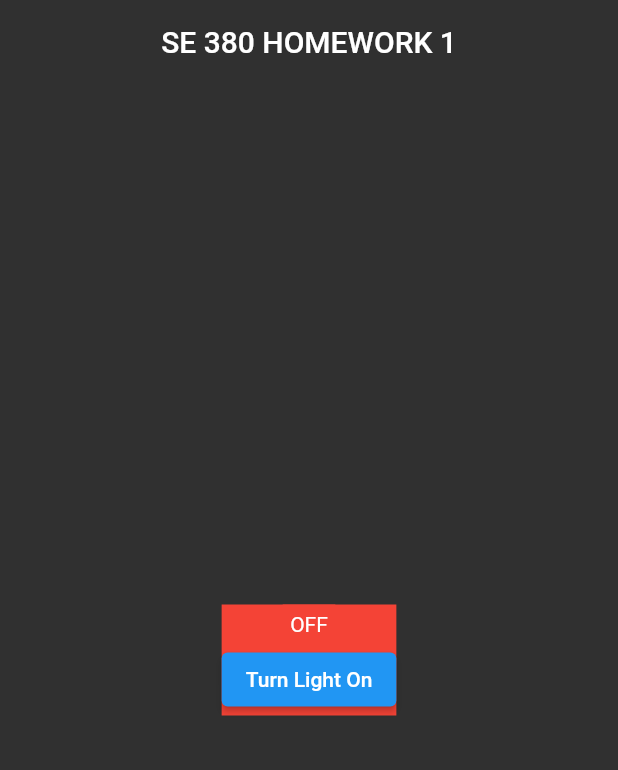
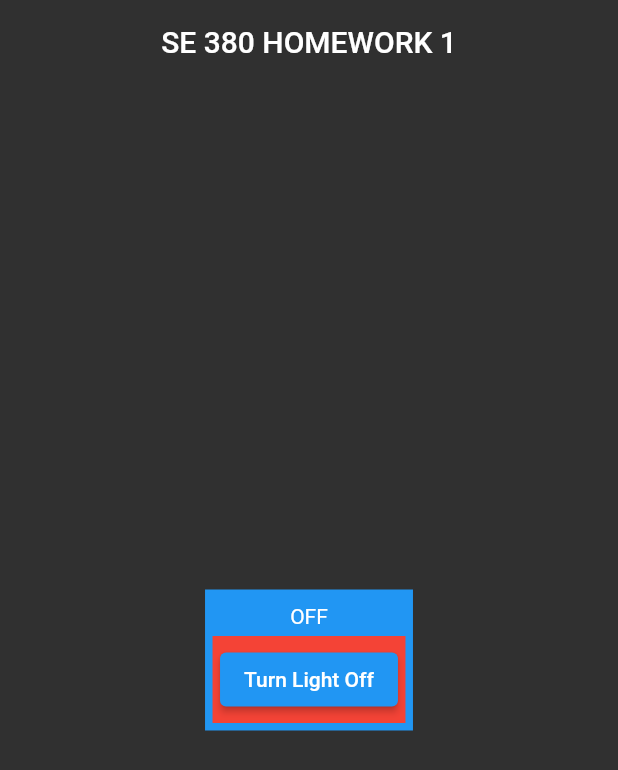
Before and after one commit to MehmetGulbahar/hw1_201933309131, a Flutter app: the screen it shows after launch, on a phone screen of 412 x 824 dp. Shown: the top 770 px of the screen. Run offline on Flutter 3.47's test engine with Material 2 defaults, Android fonts, the phone set to English and light mode, and no system bars.

Commit message:
Task 4 Updated

```diff
--- a/lib/Homework/Classroom.dart
+++ b/lib/Homework/Classroom.dart
@@ -0,0 +1,37 @@
+import 'package:flutter/material.dart';
+import 'package:hw1_20210602210/Homework/light_button.dart';
+
+import 'lamp.dart';
+
+class Classroom extends StatefulWidget {
+  const Classroom({Key? key}) : super(key: key);
+
+  @override
+  State<Classroom> createState() => _ClassroomState();
+}
+
+
+class _ClassroomState extends State<Classroom> {
+  void lightState() {
+    setState(() {
+    LightButton.isLightOn =! LightButton.isLightOn;
+    Lamp.isOn =! LightButton.isLightOn;
+    });
+  }
+
+  @override
+  Widget build(BuildContext context) {
+    return ColoredBox(
+      color: Colors.blue,
+      child: Padding(
+        padding: EdgeInsets.all(5.0),
+        child: Column(
+          children: [
+            Lamp(isOn: null),
+            LightButton(buttonPress:lightState),
+          ],
+        ),
+      ),
+    );
+  }
+}
--- a/lib/Homework/lamp.dart
+++ b/lib/Homework/lamp.dart
@@ -1,17 +1,17 @@
 import 'package:flutter/material.dart';
 
 class Lamp extends StatelessWidget {
-  final bool isOn;
-  const Lamp({Key? key, required this.isOn}) : super(key: key);
+  static bool isOn = false;
+   Lamp({Key? key, required  isOn}) : super(key: key);
   @override
   Widget build(BuildContext context) {
     return  DecoratedBox(
 
-        decoration: BoxDecoration(color: isOn ? Colors.green : Colors.red),
-    child: Padding(
-      padding: EdgeInsets.all(5.0),
-      child: Text(isOn ? 'ON' : 'OFF'),
-    ),
+      decoration: BoxDecoration(color: isOn ? Colors.green : Colors.transparent),
+      child: Padding(
+        padding: EdgeInsets.all(5.0),
+        child: Text(isOn ? 'ON' : 'OFF'),
+      ),
     );
   }
 }
--- a/lib/Homework/light_button.dart
+++ b/lib/Homework/light_button.dart
@@ -1,40 +1,25 @@
 import 'package:flutter/material.dart';
 import 'package:hw1_20210602210/Homework/lamp.dart';
 
-class LightButton extends StatefulWidget {
-  const LightButton({Key? key}) : super(key: key);
+class LightButton extends StatelessWidget {
+  Function() buttonPress;
+ LightButton({Key? key, required this.buttonPress}) : super(key: key);
 
-  @override
-  State<LightButton> createState() => _LightButtonState();
-}
-
-class _LightButtonState extends State<LightButton> {
-  bool isLightOn =false;
-  void _lightState(){
-    setState(() {
-      isLightOn = !isLightOn;
-    });
-  }
+ static bool isLightOn = false;
   @override
   Widget build(BuildContext context) {
-    return Padding(
+    return DecoratedBox(
+      decoration: BoxDecoration(color:  Colors.red),
+      child: Padding(
         padding: EdgeInsets.all(5.0),
-      child: Column(
-        children: [
-          DecoratedBox(
-            decoration: BoxDecoration(color: Colors.red),
-            child: Column(
-              children: [
-                Lamp(isOn: isLightOn),
-                ElevatedButton(
-                  onPressed: _lightState,
-                  child: Text(isLightOn ? "Turn Light Off" : "Turn Light On"),
-                ),
-              ],
-            ),
-          ),
-        ],
+        child: Column(
+          children: [
+            ElevatedButton(onPressed: buttonPress ,
+                child:Text(isLightOn? 'Turn Light On' : 'Turn Light Off') )
+          ],
+        ),
       ),
+
 
     );
   }
--- a/lib/Homework/my_home_page.dart
+++ b/lib/Homework/my_home_page.dart
@@ -1,4 +1,5 @@
 import 'package:flutter/material.dart';
+import 'package:hw1_20210602210/Homework/Classroom.dart';
 
 import 'lamp.dart';
 import 'light_button.dart';
@@ -16,7 +17,7 @@ class MyHomePage extends StatelessWidget {
         child: Column(
           mainAxisAlignment: MainAxisAlignment.center,
           children: const [
-            LightButton(),
+            Classroom(),
           ],
         ),
       ),
```
